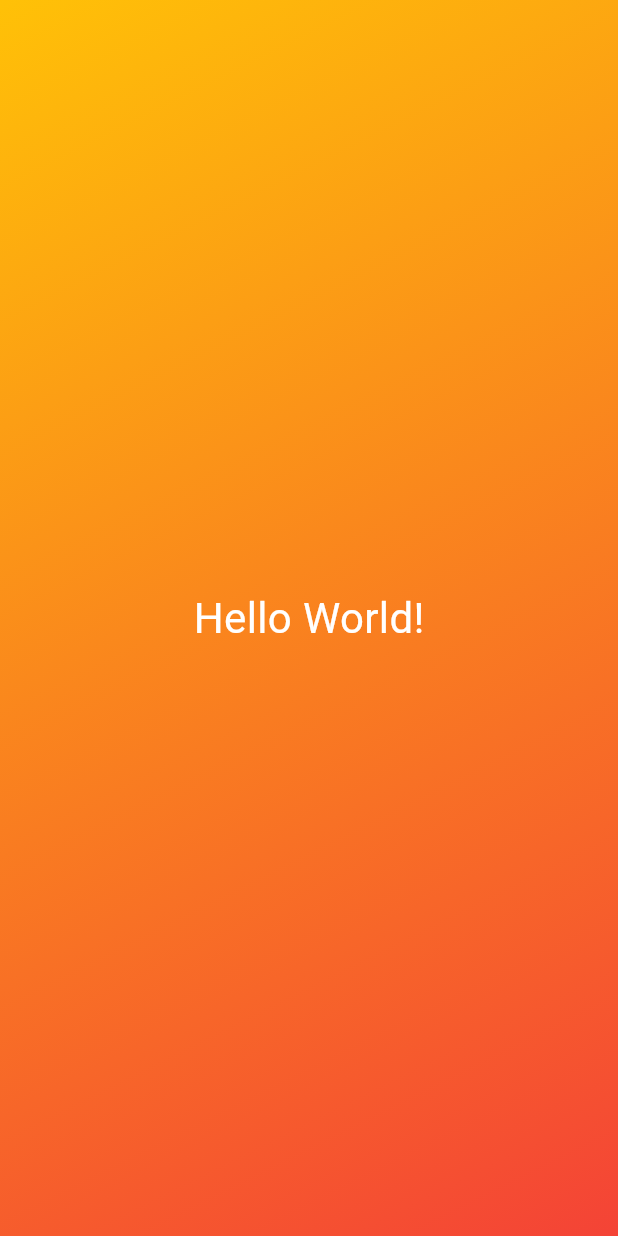
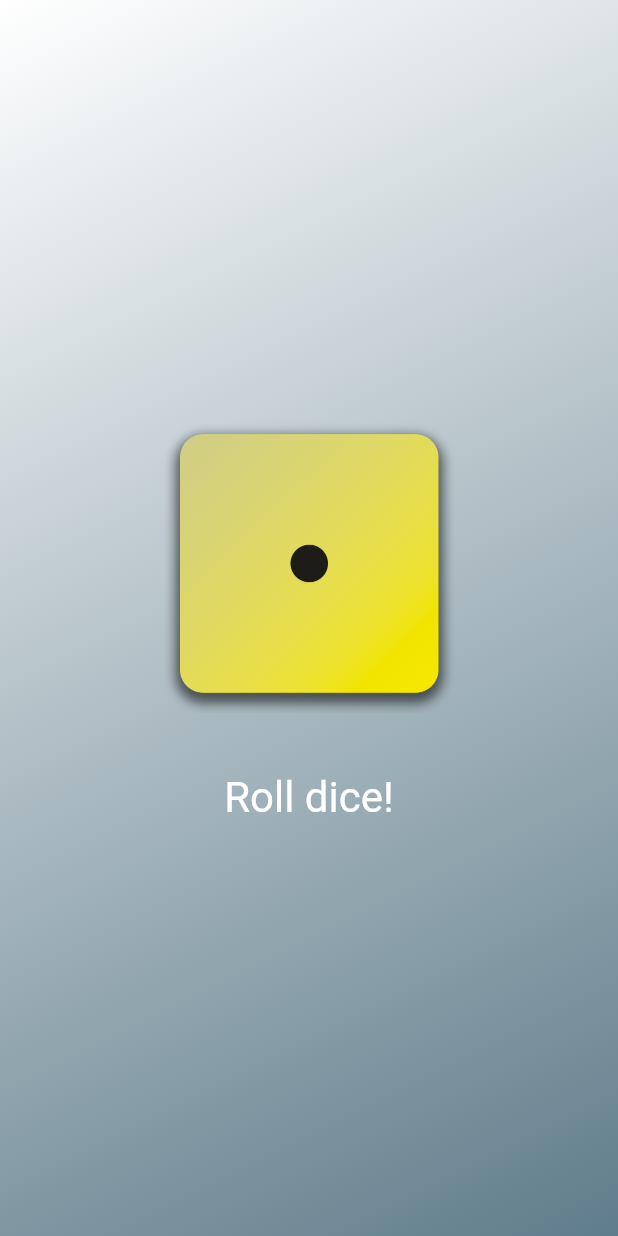
Before and after one commit to AllRez44/academind-dice-roller, a Flutter app: the screen it shows after launch, on a phone screen of 412 x 824 dp. Run offline on Flutter 3.47's test engine with Material 3 defaults, Android fonts, the phone set to English and light mode, and no system bars.

Commit message:
Finish dice roll project

```diff
--- /dev/null
+++ b/lib/dice_roller.dart
@@ -0,0 +1,47 @@
+import 'dart:math';
+import 'package:flutter/material.dart';
+
+final randomizer = Random();
+
+class DiceRoller extends StatefulWidget {
+  const DiceRoller({super.key});
+
+  @override
+  State<DiceRoller> createState() {
+    return _DiceRollerState();
+  }
+}
+
+class _DiceRollerState extends State<DiceRoller> {
+  var activeDice = 1;
+
+  void rollDice() {
+    setState(() {
+      activeDice = randomizer.nextInt(6) + 1; // (> 1 AND < 6) + 1
+    });
+
+    print('Changing Dice...');
+  }
+
+  @override
+  Widget build(context) {
+    return Column(
+      mainAxisSize: MainAxisSize.min,
+      children: [
+        Image.asset(
+          'assets/images/dice-$activeDice.png',
+          width: 200,
+          opacity: const AlwaysStoppedAnimation(100.0),
+        ),
+        const SizedBox(height: 20), // Empty Box for Spacing
+        TextButton(
+            onPressed: rollDice,
+            style: TextButton.styleFrom(
+                padding: const EdgeInsets.only(top: 20), // Padding Top: 20
+                foregroundColor: Colors.white,
+                textStyle: const TextStyle(fontSize: 28)),
+            child: const Text('Roll dice!'))
+      ],
+    );
+  }
+}
--- a/lib/gradient_container.dart
+++ b/lib/gradient_container.dart
@@ -1,5 +1,6 @@
 import 'package:flutter/material.dart';
 import 'package:second_app/styled_text.dart';
+import 'package:second_app/dice_roller.dart';
 
 const Alignment endAlignment = Alignment.bottomRight;
 const Alignment startAlignment = Alignment.topLeft;
@@ -7,7 +8,6 @@ const Color defaultMainColor = Colors.white;
 const Color defaultSecondaryColor = Colors.blueGrey;
 const Color defaultTextColor = Colors.white;
 // const List<Color> defaultColors = [Colors.white, Colors.blueGrey];
-const String defaultImagePath = 'assets/images/dice-1.png';
 
 class GradientContainer extends StatelessWidget {
   const GradientContainer({
@@ -17,24 +17,23 @@ class GradientContainer extends StatelessWidget {
     this.mainColor = defaultMainColor,
     this.secondaryColor = defaultSecondaryColor,
     this.textColor = defaultTextColor,
-    this.imagePath = defaultImagePath,
     this.hideImage = true,
   });
 
   const GradientContainer.hello({super.key})
       : title = 'Hello World!',
+        // this.colors = defaulColors,
         mainColor = Colors.amber,
         secondaryColor = Colors.red,
         textColor = defaultTextColor,
-        imagePath = defaultImagePath,
         hideImage = true;
 
   const GradientContainer.dice({super.key})
       : title = '',
+        // this.colors = defaulColors,
         mainColor = defaultMainColor,
         secondaryColor = defaultSecondaryColor,
         textColor = defaultTextColor,
-        imagePath = defaultImagePath,
         hideImage = false;
 
   final String title;
@@ -43,7 +42,6 @@ class GradientContainer extends StatelessWidget {
   final Color mainColor;
   final Color secondaryColor;
   final Color textColor;
-  final String imagePath;
   final bool hideImage;
 
   @override
@@ -59,10 +57,8 @@ class GradientContainer extends StatelessWidget {
       child: Center(
           child: hideImage
               ? StyledText(text: title, color: textColor)
-              : Image.asset(
-                  imagePath,
-                  opacity: AlwaysStoppedAnimation(hideImage ? 0.0 : 100.0),
-                )),
+              : const DiceRoller(),
+      ),
     );
   }
 }
--- a/lib/main.dart
+++ b/lib/main.dart
@@ -6,7 +6,7 @@ void main() {
     const MaterialApp(
       home: Scaffold(
         // backgroundColor: Colors.amber,
-        body: GradientContainer.hello()
+        body: GradientContainer.dice()
       ),
     ),
   );
```
